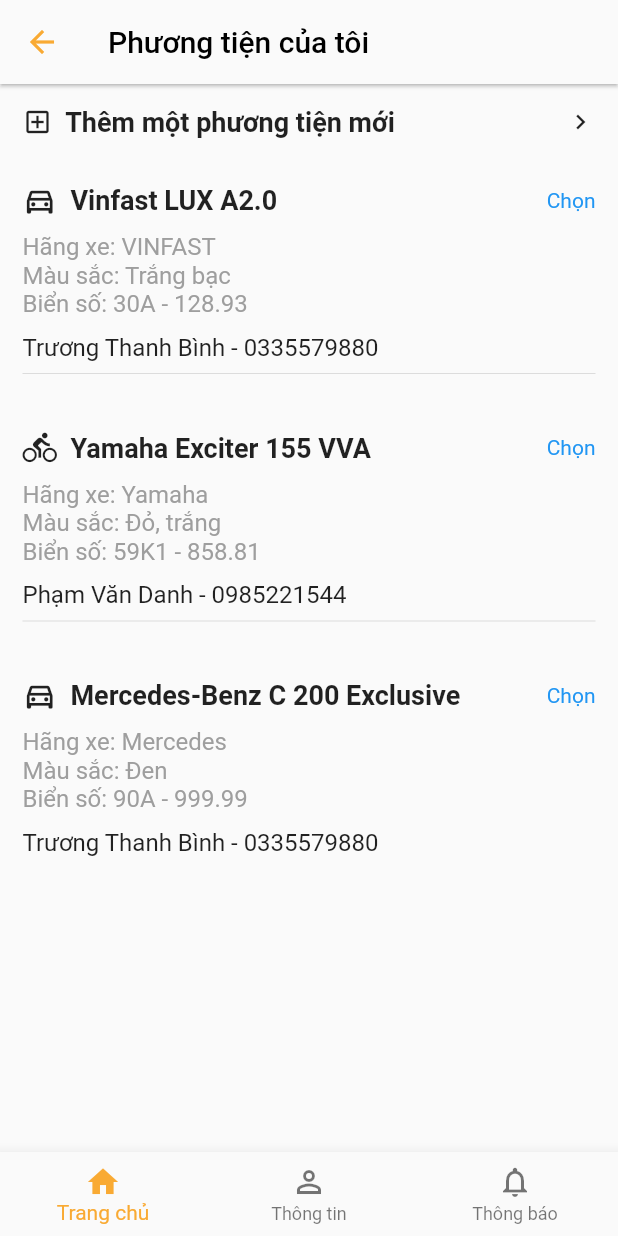
After one commit to binhtt13122000/fix_bike, a Flutter app: the ListVehicles screen opened directly, on a phone screen of 412 x 824 dp. The commit adds this screen. Run offline on Flutter 3.47's test engine with Material 2 defaults, Android fonts, the phone set to English and light mode, and no system bars; our stand-ins replace dio, firebase_auth, firebase_core, flutter_rating_bar, flutter_svg, flutter_svg_provider and 7 more; missing offline and left inert: fa_stepper, flutter_polyline_points, geocoder; accounts and stored records are empty.

Commit message:
do list verhicle

```diff
--- a/lib/screens/home_screen/Normal.dart
+++ b/lib/screens/home_screen/Normal.dart
@@ -1,4 +1,5 @@
 import 'package:fix_bike/controller/AddressController.dart';
+import 'package:fix_bike/screens/steps/list_vehicle.dart';
 import 'package:fix_bike/screens/steps/step_one_screen.dart';
 import 'package:fix_bike/screens/user/BikeStatusScreen.dart';
 import 'package:flutter/material.dart';
@@ -12,7 +13,9 @@
   Widget build(BuildContext context) {
     return Column(
       children: [
-        Container(
+        new GestureDetector(
+          onTap: () => Get.to(ListVehicles()),
+          child: Container(
             margin: EdgeInsets.fromLTRB(0, 0, 0, 5),
             height: 60,
             width: double.infinity,
@@ -52,6 +55,7 @@
               ),
             ),
           ),
+        ),
         ElevatedButton(
           style: ElevatedButton.styleFrom(
               minimumSize: Size(double.infinity,
--- /dev/null
+++ b/lib/screens/steps/list_vehicle.dart
@@ -0,0 +1,253 @@
+import 'package:fix_bike/components/BottomNav.dart';
+import 'package:fix_bike/screens/home.dart';
+import 'package:flutter/gestures.dart';
+import 'package:flutter/material.dart';
+import 'package:get/get.dart';
+
+class ListVehicles extends StatelessWidget {
+  const ListVehicles({Key? key}) : super(key: key);
+
+  @override
+  Widget build(BuildContext context) {
+    return Scaffold(
+      bottomNavigationBar: BottomNav(),
+      appBar: AppBar(
+        backgroundColor: Theme.of(context).scaffoldBackgroundColor,
+        title: Text(
+          "Phương tiện của tôi",
+          style: TextStyle(color: Colors.black),
+        ),
+        elevation: 1,
+        leading: IconButton(
+          icon: Icon(
+            Icons.arrow_back,
+            color: Color(0xFFF9AA33),
+          ),
+          onPressed: () {
+            Get.back();
+          },
+        ),
+      ),
+      body: VehicalListing(),
+    );
+  }
+}
+
+class VehicalListing extends StatelessWidget {
+  const VehicalListing({Key? key}) : super(key: key);
+
+  @override
+  Widget build(BuildContext context) {
+    return Container(
+      padding: EdgeInsets.all(15),
+      child: Column(
+        children: [
+          Row(
+            mainAxisAlignment: MainAxisAlignment.spaceBetween,
+            children: [
+              Row(
+                children: [
+                  Icon(
+                    Icons.add_box_outlined,
+                    size: 20,
+                  ),
+                  Text(
+                    "  Thêm một phương tiện mới",
+                    style: TextStyle(fontSize: 18, fontWeight: FontWeight.w600),
+                  )
+                ],
+              ),
+              Icon(
+                Icons.navigate_next,
+                size: 20,
+              )
+            ],
+          ),
+          Column(
+            children: [
+              Container(
+                padding: EdgeInsets.fromLTRB(0, 30, 0, 0),
+                child: Column(
+                  crossAxisAlignment: CrossAxisAlignment.start,
+                  children: [
+                    Row(
+                      mainAxisAlignment: MainAxisAlignment.spaceBetween,
+                      crossAxisAlignment: CrossAxisAlignment.center,
+                      children: [
+                        Row(
+                          children: [
+                            Icon(
+                              Icons.directions_car_filled_outlined,
+                              size: 23,
+                            ),
+                            Text(
+                              "  Vinfast LUX A2.0",
+                              style: TextStyle(
+                                  fontSize: 18, fontWeight: FontWeight.w600),
+                            )
+                          ],
+                        ),
+                        RichText(
+                          text: new TextSpan(
+                            text: 'Chọn',
+                            style: new TextStyle(color: Colors.blue),
+                            recognizer: new TapGestureRecognizer()
+                              ..onTap = () {
+                                Get.to(Home());
+                              },
+                          ),
+                        )
+                      ],
+                    ),
+                    SizedBox(
+                      height: 10,
+                    ),
+                    Text(
+                      "Hãng xe: VINFAST",
+                      style: TextStyle(color: Colors.grey[500], fontSize: 16),
+                    ),
+                    Text(
+                      "Màu sắc: Trắng bạc",
+                      style: TextStyle(color: Colors.grey[500], fontSize: 16),
+                    ),
+                    Text("Biển số: 30A - 128.93",
+                        style:
+                            TextStyle(color: Colors.grey[500], fontSize: 16)),
+                    SizedBox(
+                      height: 10,
+                    ),
+                    Text(
+                      "Trương Thanh Bình - 0335579880",
+                      style:
+                          TextStyle(fontSize: 16, fontWeight: FontWeight.w400),
+                    )
+                  ],
+                ),
+              ),
+              Divider(),
+              Container(
+                padding: EdgeInsets.fromLTRB(0, 30, 0, 0),
+                child: Column(
+                  crossAxisAlignment: CrossAxisAlignment.start,
+                  children: [
+                    Row(
+                      mainAxisAlignment: MainAxisAlignment.spaceBetween,
+                      crossAxisAlignment: CrossAxisAlignment.center,
+                      children: [
+                        Row(
+                          children: [
+                            Icon(
+                              Icons.directions_bike_outlined,
+                              size: 23,
+                            ),
+                            Text(
+                              "  Yamaha Exciter 155 VVA",
+                              style: TextStyle(
+                                  fontSize: 18, fontWeight: FontWeight.w600),
+                            )
+                          ],
+                        ),
+                        RichText(
+                          text: new TextSpan(
+                            text: 'Chọn',
+                            style: new TextStyle(color: Colors.blue),
+                            recognizer: new TapGestureRecognizer()
+                              ..onTap = () {
+                                Get.to(Home());
+                              },
+                          ),
+                        )
+                      ],
+                    ),
+                    SizedBox(
+                      height: 10,
+                    ),
+                    Text(
+                      "Hãng xe: Yamaha",
+                      style: TextStyle(color: Colors.grey[500], fontSize: 16),
+                    ),
+                    Text(
+                      "Màu sắc: Đỏ, trắng",
+                      style: TextStyle(color: Colors.grey[500], fontSize: 16),
+                    ),
+                    Text("Biển số: 59K1 - 858.81",
+                        style:
+                            TextStyle(color: Colors.grey[500], fontSize: 16)),
+                    SizedBox(
+                      height: 10,
+                    ),
+                    Text(
+                      "Phạm Văn Danh - 0985221544",
+                      style:
+                          TextStyle(fontSize: 16, fontWeight: FontWeight.w400),
+                    )
+                  ],
+                ),
+              ),
+              Divider(),
+              Container(
+                padding: EdgeInsets.fromLTRB(0, 30, 0, 0),
+                child: Column(
+                  crossAxisAlignment: CrossAxisAlignment.start,
+                  children: [
+                    Row(
+                      mainAxisAlignment: MainAxisAlignment.spaceBetween,
+                      crossAxisAlignment: CrossAxisAlignment.center,
+                      children: [
+                        Row(
+                          children: [
+                            Icon(
+                              Icons.directions_car_filled_outlined,
+                              size: 23,
+                            ),
+                            Text(
+                              "  Mercedes-Benz C 200 Exclusive",
+                              style: TextStyle(
+                                  fontSize: 18, fontWeight: FontWeight.w600),
+                            )
+                          ],
+                        ),
+                        RichText(
+                          text: new TextSpan(
+                            text: 'Chọn',
+                            style: new TextStyle(color: Colors.blue),
+                            recognizer: new TapGestureRecognizer()
+                              ..onTap = () {
+                                Get.to(Home());
+                              },
+                          ),
+                        )
+                      ],
+                    ),
+                    SizedBox(
+                      height: 10,
+                    ),
+                    Text(
+                      "Hãng xe: Mercedes",
+                      style: TextStyle(color: Colors.grey[500], fontSize: 16),
+                    ),
+                    Text(
+                      "Màu sắc: Đen",
+                      style: TextStyle(color: Colors.grey[500], fontSize: 16),
+                    ),
+                    Text("Biển số: 90A - 999.99",
+                        style:
+                            TextStyle(color: Colors.grey[500], fontSize: 16)),
+                    SizedBox(
+                      height: 10,
+                    ),
+                    Text(
+                      "Trương Thanh Bình - 0335579880",
+                      style:
+                          TextStyle(fontSize: 16, fontWeight: FontWeight.w400),
+                    )
+                  ],
+                ),
+              )
+            ],
+          )
+        ],
+      ),
+    );
+  }
+}
```
Lines whose indentation alone changed are shown as unchanged.
